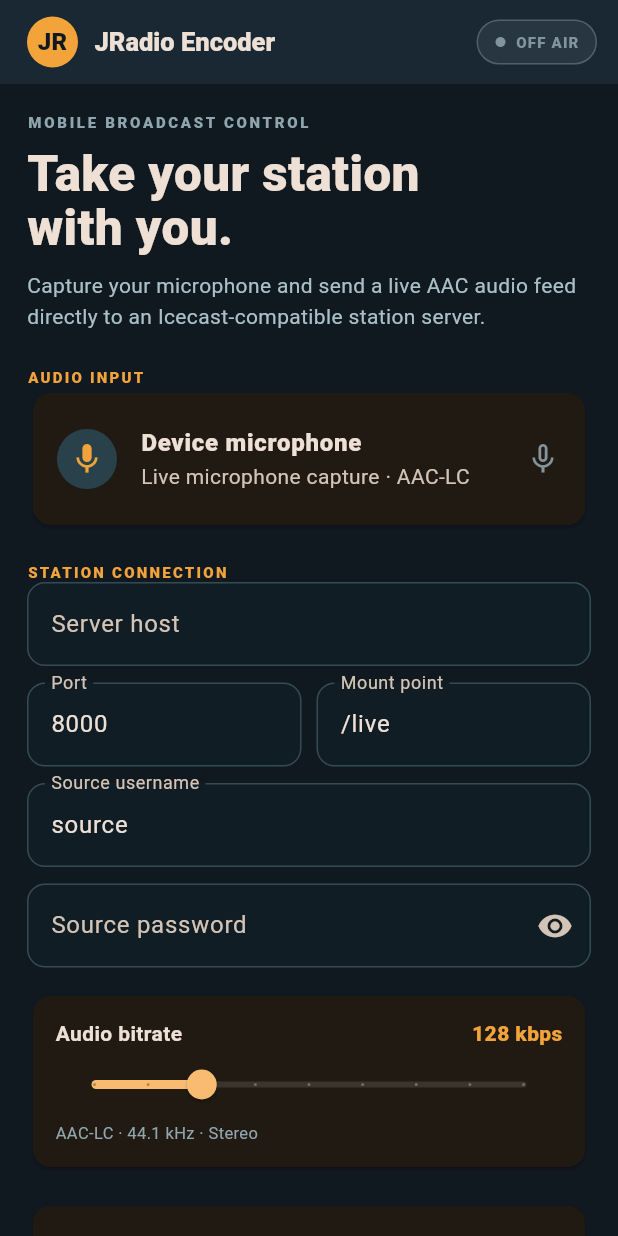
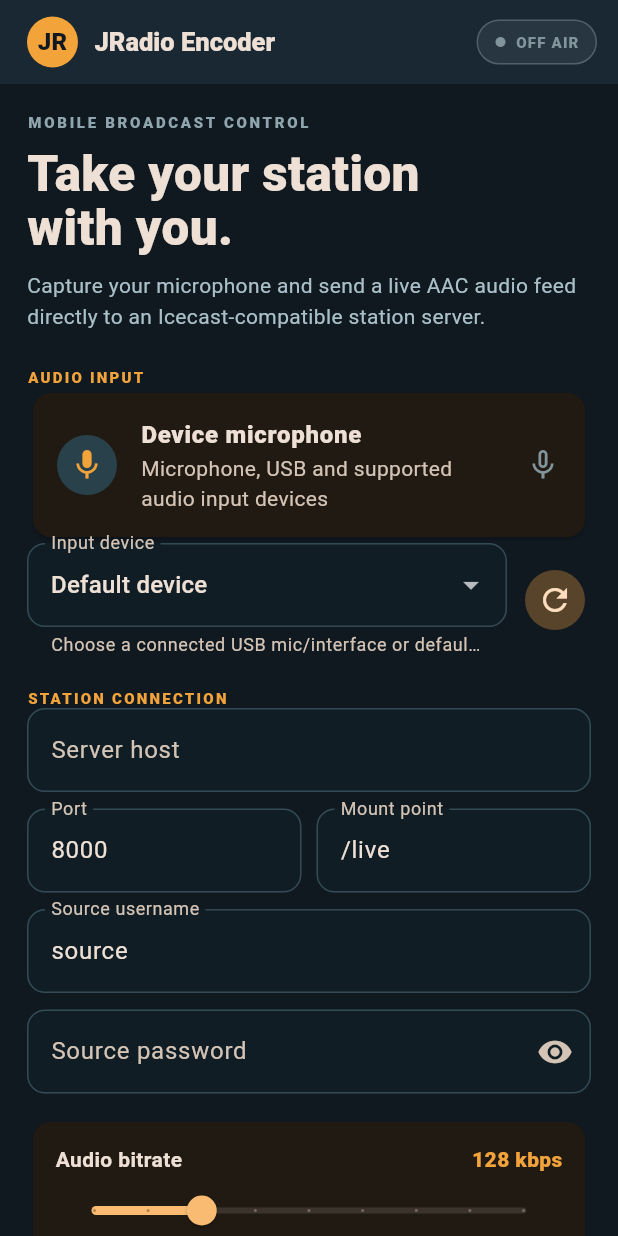
Before and after one commit to jradiosouthafrica-sa/jr-universal-broadcast-encoder, a Flutter app: the screen it shows after launch, on a phone screen of 412 x 824 dp. Run offline on Flutter 3.47's test engine with Material 3 defaults, Android fonts, the phone set to English and light mode, and no system bars; missing offline and left inert: flutter_foreground_task, record.

Commit message:
Add selectable mobile input device and USB audio interface routing

```diff
--- a/mobile/flutter/lib/main.dart
+++ b/mobile/flutter/lib/main.dart
@@ -2,6 +2,7 @@ import 'dart:async';
 
 import 'package:flutter/material.dart';
 import 'package:flutter_foreground_task/flutter_foreground_task.dart';
+import 'package:record/record.dart';
 
 import 'broadcast_service.dart';
 
@@ -62,6 +63,9 @@ class _StudioHomeState extends State<StudioHome> {
   final _formKey = GlobalKey<FormState>();
 
   MobileBroadcastService? _service;
+  final AudioRecorder _deviceProbe = AudioRecorder();
+  List<InputDevice> _inputDevices = [];
+  String _selectedInputId = '';
   String _status = 'off';
   String _statusMessage = 'Set your station connection details to begin.';
   int _bitrate = 128;
@@ -75,6 +79,23 @@ class _StudioHomeState extends State<StudioHome> {
   void initState() {
     super.initState();
     FlutterForegroundTask.addTaskDataCallback(_onTaskData);
+    unawaited(_refreshInputDevices());
+  }
+
+  Future<void> _refreshInputDevices() async {
+    try {
+      final devices = await _deviceProbe.listInputDevices();
+      if (!mounted) return;
+      setState(() {
+        _inputDevices = devices;
+        if (_selectedInputId.isNotEmpty &&
+            !devices.any((device) => device.id == _selectedInputId)) {
+          _selectedInputId = '';
+        }
+      });
+    } catch (error) {
+      _setStatus('warning', 'Could not list audio inputs: $error');
+    }
   }
 
   void _onTaskData(Object data) {
@@ -92,6 +113,10 @@ class _StudioHomeState extends State<StudioHome> {
   Future<void> _startBroadcast() async {
     if (!_formKey.currentState!.validate() || _busy) return;
     setState(() => _busy = true);
+    InputDevice? selectedInput;
+    for (final device in _inputDevices) {
+      if (device.id == _selectedInputId) selectedInput = device;
+    }
     final profile = MobileIcecastProfile(
       host: _host.text.trim(),
       port: int.parse(_port.text.trim()),
@@ -99,6 +124,7 @@ class _StudioHomeState extends State<StudioHome> {
       username: _username.text.trim(),
       password: _password.text,
       bitrateKbps: _bitrate,
+      inputDevice: selectedInput,
     );
 
     final service = MobileBroadcastService(
@@ -138,6 +164,7 @@ class _StudioHomeState extends State<StudioHome> {
     _mount.dispose();
     _username.dispose();
     _password.dispose();
+    unawaited(_deviceProbe.dispose());
     super.dispose();
   }
 
@@ -233,12 +260,46 @@ class _StudioHomeState extends State<StudioHome> {
                   child: Icon(Icons.mic, color: Color(0xFFF2A33A)),
                 ),
                 title: const Text('Device microphone', style: TextStyle(fontWeight: FontWeight.w800)),
-                subtitle: const Text('Live microphone capture · AAC-LC'),
+                subtitle: const Text('Microphone, USB and supported audio input devices'),
                 trailing: Icon(
                   _onAir || _working ? Icons.graphic_eq : Icons.mic_none,
                   color: statusColor,
                 ),
               ),
+            ),
+            Row(
+              children: [
+                Expanded(
+                  child: DropdownButtonFormField<String>(
+                    value: _selectedInputId,
+                    decoration: const InputDecoration(
+                      labelText: 'Input device',
+                      helperText: 'Choose a connected USB mic/interface or default input',
+                    ),
+                    items: [
+                      const DropdownMenuItem(
+                        value: '',
+                        child: Text('Default device'),
+                      ),
+                      ..._inputDevices.map(
+                        (device) => DropdownMenuItem(
+                          value: device.id,
+                          child: Text(device.label, overflow: TextOverflow.ellipsis),
+                        ),
+                      ),
+                    ],
+                    onChanged: (_onAir || _working)
+                        ? null
+                        : (value) => setState(() => _selectedInputId = value ?? ''),
+                  ),
+                ),
+                const SizedBox(width: 8),
+                IconButton.filledTonal(
+                  tooltip: 'Refresh audio inputs',
+                  onPressed: (_onAir || _working) ? null : _refreshInputDevices,
+                  icon: const Icon(Icons.refresh),
+                ),
+              ],
             ),
             const SizedBox(height: 20),
             _sectionTitle('STATION CONNECTION'),
@@ -368,7 +429,7 @@ class _StudioHomeState extends State<StudioHome> {
             const SizedBox(height: 17),
             const _Notice(
               icon: Icons.info_outline,
-              text: 'This mobile build currently sends microphone audio to Icecast-compatible source servers, including AzuraCast when configured with its Icecast source details. SHOUTcast v1/v2, multiple mixed inputs, browser/app audio capture and external USB routing are not implemented in the mobile build yet.',
+              text: 'This mobile build sends one selected microphone or OS-exposed input device to Icecast-compatible source servers, including AzuraCast when configured with its Icecast source details. Multiple simultaneous mixed inputs, SHOUTcast v1/v2, browser/app audio capture and Android playback capture are not implemented yet. iOS input routing is managed by iOS.',
             ),
             const SizedBox(height: 12),
             const _Notice(
```
